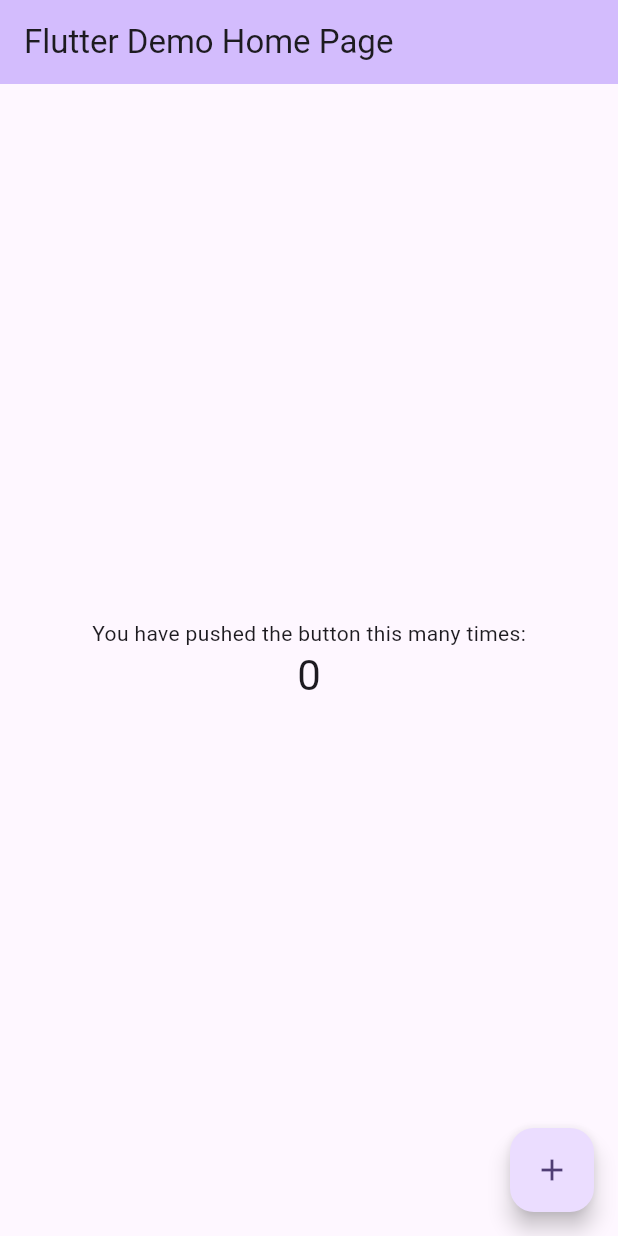
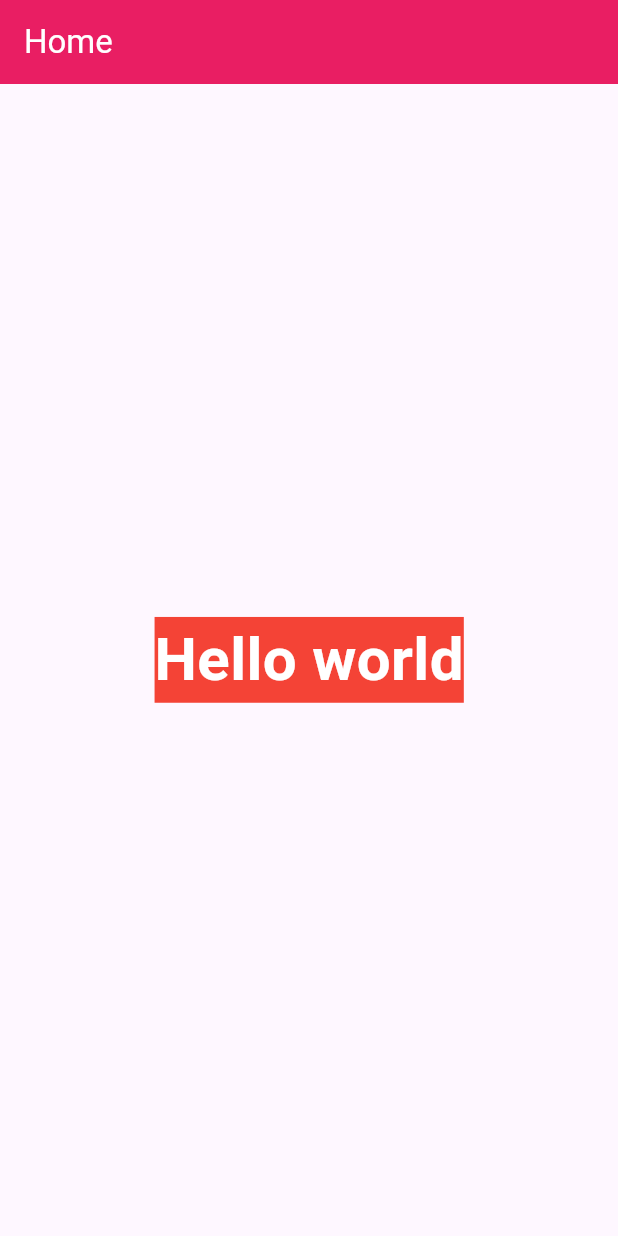
Before and after one commit to nhan2411/Flutter, a Flutter app: the screen it shows after launch, on a phone screen of 412 x 824 dp. Run offline on Flutter 3.47's test engine with Material 3 defaults, Android fonts, the phone set to English and light mode, and no system bars.

Commit message:
Update main.dart

```diff
--- a/helloword/lib/main.dart
+++ b/helloword/lib/main.dart
@@ -1,3 +1,61 @@
+
+import 'package:flutter/material.dart';
+
+void main() {
+  runApp(const MyApp());
+}
+
+  class MyApp extends StatelessWidget {
+    const MyApp({super.key});
+
+    @override
+    Widget build(BuildContext context) {
+      return MaterialApp(
+        title: 'Flutter hello',
+        //theme: ThemeData(
+        //  colorScheme: ColorScheme.fromSeed(seedColor: Color.fromARGB(255, 183, 58, 160)),
+        //  useMaterial3: true,
+        //),
+        theme: ThemeData(primarySwatch: Colors.pink),
+        home: const MyHomePage(title: "Home")
+      ); //MaterialApp
+    }
+  }
+
+  class MyHomePage extends StatefulWidget {
+  const MyHomePage({super.key, required this.title});
+  final String title;
+  @override
+  State<MyHomePage> createState() => _MyHomePageState();
+}
+
+class _MyHomePageState extends State<MyHomePage> {
+  @override
+  Widget build(BuildContext context) {
+    return Scaffold(
+      appBar: AppBar(
+        //backgroundColor: Theme.of(context).colorScheme.inversePrimary,
+        backgroundColor: Colors.pink,
+        title: Text(
+          widget.title, //Home
+          style: const TextStyle(color: Colors.white),
+        ),
+      ),
+      body: const Center(
+        child: Text(
+          "Hello world",
+          style: TextStyle(
+            color: Colors.white,
+            fontSize: 40,
+            fontWeight: FontWeight.bold,
+            backgroundColor: Colors.red),),
+      ));
+  }
+}
+
+
+
+/*
 import 'package:flutter/material.dart';
 
 void main() {
@@ -28,7 +86,7 @@ class MyApp extends StatelessWidget {
         //
         // This works for code too, not just values: Most code changes can be
         // tested with just a hot reload.
-        colorScheme: ColorScheme.fromSeed(seedColor: Colors.deepPurple),
+        colorScheme: ColorScheme.fromSeed(seedColor: const Color.fromARGB(255, 183, 127, 58)),
         useMaterial3: true,
       ),
       home: const MyHomePage(title: 'Flutter Demo Home Page'),
@@ -123,3 +181,4 @@ class _MyHomePageState extends State<MyHomePage> {
     );
   }
 }
+*/
```
